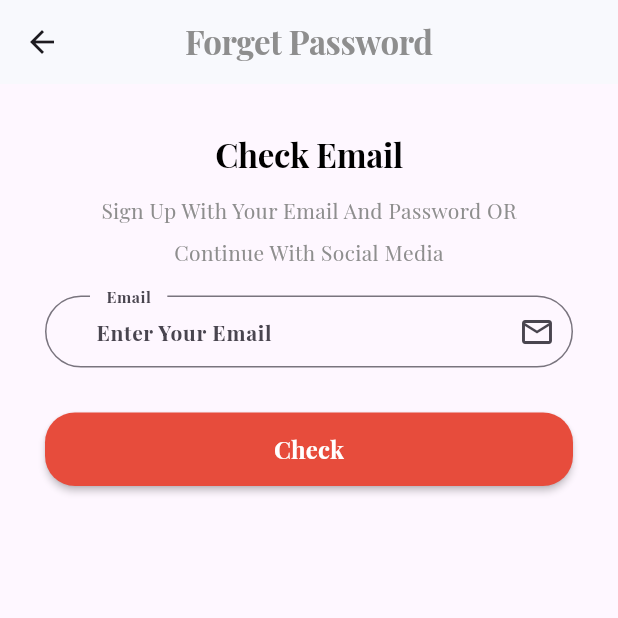
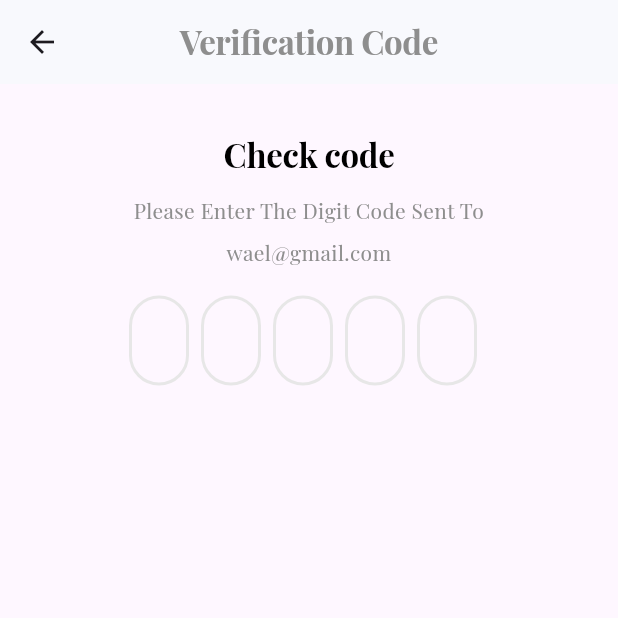
Before and after one commit to abdallh-alnems/ecommerc, a Flutter app: the ForgetPassword screen opened by its route, after a tap on "Check", on a phone screen of 412 x 824 dp, the top half of it. Run offline on Flutter 3.47's test engine with Material 3 defaults, Android fonts, the phone set to English and light mode, and no system bars; drawn by our look-alikes of flutter_otp_text_field; our stand-ins replace get, get_storage; accounts and stored records are empty; project files that could hold a hidden picture were left out.

Commit message:
forget password

```diff
--- a/lib/core/constant/routes/app_routes.dart
+++ b/lib/core/constant/routes/app_routes.dart
@@ -4,5 +4,7 @@ class AppRoute {
   static const String forgetPassword = "/forgetPassword";
   static const String verifyCode = "/verfiycode";
   static const String resetPassword = "/resetpassword";
+  static const String successSignUp = "/successsignup";
+  static const String successResetpassword = "/successresetpassword";
   static const String onBoarding = "/onboarding";
 }
--- a/lib/logic/controller/auth/forget_password_controller.dart
+++ b/lib/logic/controller/auth/forget_password_controller.dart
@@ -4,7 +4,7 @@ import 'package:get/get.dart';
 import '../../../core/constant/routes/app_routes.dart';
 
 abstract class ForgetPasswordController extends GetxController {
-  checkemail();
+  checkEmail();
   goToVerifyCode();
 }
 
@@ -12,7 +12,7 @@ class ForgetPasswordControllerImp extends ForgetPasswordController {
   late TextEditingController email;
 
   @override
-  checkemail() {}
+  checkEmail() {}
 
   @override
   goToVerifyCode() {
--- /dev/null
+++ b/lib/logic/controller/auth/verifycode_controller.dart
@@ -0,0 +1,28 @@
+import 'package:get/get.dart';
+
+import '../../../core/constant/routes/app_routes.dart';
+
+abstract class VerifyCodeController extends GetxController {
+  checkCode();
+  goToResetPassword();
+}
+
+class VerifyCodeControllerImp extends VerifyCodeController {
+
+  late String verifyCode  ;
+
+  @override
+  checkCode() {}
+
+  @override
+  goToResetPassword() {
+    Get.offNamed(AppRoute.resetPassword);
+  }
+
+  @override
+  void onInit() {
+    super.onInit();
+  }
+
+
+}
--- a/lib/view/screen/auth/forget_password.dart
+++ b/lib/view/screen/auth/forget_password/forget_password.dart
@@ -1,11 +1,11 @@
 import 'package:flutter/material.dart';
 import 'package:get/get.dart';
-import '../../../core/constant/color.dart';
-import '../../../logic/controller/auth/forget_password_controller.dart';
-import '../../widget/auth/custom_button_auth.dart';
-import '../../widget/auth/custom_text_body_auth.dart';
-import '../../widget/auth/custom_text_form_auth.dart';
-import '../../widget/auth/custom_text_title_auth.dart';
+import '../../../../core/constant/color.dart';
+import '../../../../logic/controller/auth/forget_password_controller.dart';
+import '../../../widget/auth/custom_button_auth.dart';
+import '../../../widget/auth/custom_text_body_auth.dart';
+import '../../../widget/auth/custom_text_form_auth.dart';
+import '../../../widget/auth/custom_text_title_auth.dart';
 
 class ForgetPassword extends StatelessWidget {
   const ForgetPassword({super.key});
@@ -19,7 +19,7 @@ class ForgetPassword extends StatelessWidget {
         centerTitle: true,
         backgroundColor: AppColor.backgroundcolor,
         elevation: 0.0,
-        title: Text('Forget Password',
+        title: Text('14'.tr,
             style: Theme.of(context)
                 .textTheme
                 .displayLarge!
@@ -40,9 +40,13 @@ class ForgetPassword extends StatelessWidget {
             hintText: "Enter Your Email",
             iconData: Icons.email_outlined,
             labelText: "Email",
-            // mycontroller: ,
+
           ),
-          CustomButtomAuth(text: "Check", onPressed: () {}),
+          CustomButtomAuth(
+              text: "Check",
+              onPressed: () {
+                controller.goToVerifyCode();
+              }),
           const SizedBox(height: 40),
         ]),
       ),
--- /dev/null
+++ b/lib/view/screen/auth/forget_password/verifycode.dart
@@ -0,0 +1,59 @@
+import 'package:flutter/material.dart';
+import 'package:flutter_otp_text_field/flutter_otp_text_field.dart';
+import 'package:get/get.dart';
+import '../../../../core/constant/color.dart';
+import '../../../../logic/controller/auth/verifycode_controller.dart';
+import '../../../widget/auth/custom_text_body_auth.dart';
+import '../../../widget/auth/custom_text_title_auth.dart';
+
+class VerifyCode extends StatelessWidget {
+  const VerifyCode({super.key});
+
+  @override
+  Widget build(BuildContext context) {
+    VerifyCodeControllerImp controller =
+        Get.put(VerifyCodeControllerImp());
+    return Scaffold(
+      appBar: AppBar(
+        centerTitle: true,
+        backgroundColor: AppColor.backgroundcolor,
+        elevation: 0.0,
+        title: Text('Verification Code',
+            style: Theme.of(context)
+                .textTheme
+                .displayLarge!
+                .copyWith(color: AppColor.grey)),
+      ),
+      body: Container(
+        padding: const EdgeInsets.symmetric(vertical: 15, horizontal: 30),
+        child: ListView(children: [
+          const SizedBox(height: 20),
+          const CustomTextTitleAuth(text: "Check code"),
+          const SizedBox(height: 10),
+          const CustomTextBodyAuth(
+              text:
+                  "Please Enter The Digit Code Sent To wael@gmail.com"),
+          const SizedBox(height: 15),
+        OtpTextField(
+
+                fieldWidth: 40.0,
+                borderRadius: BorderRadius.circular(20),
+                numberOfFields: 5,
+                borderColor:const  Color(0xFF512DA8),
+                //set to true to show as box or false to show as dash
+                showFieldAsBox: true,
+                //runs when a code is typed in
+                onCodeChanged: (String code) {
+                  //handle validation or checks here
+                },
+                //runs when every textfield is filled
+                onSubmit: (String verificationCode) {
+                     controller.goToResetPassword() ;
+                }, // end onSubmit
+              ),
+          const SizedBox(height: 40),
+        ]),
+      ),
+    );
+  }
+}
--- a/pubspec.yaml
+++ b/pubspec.yaml
@@ -30,9 +30,9 @@ environment:
 dependencies:
   flutter:
     sdk: flutter
+  flutter_otp_text_field: ^1.1.1
   get: ^4.6.6
   get_storage: ^2.1.1
-
 
 dev_dependencies:
   flutter_lints: ^3.0.1
```
Also changed, not shown: lib/core/constant/routes/routes.dart (+9 -3 lines), lib/logic/controller/auth/reset_password_controller.dart (added, +36 -0 lines), lib/test.dart (added, +42 -0 lines), lib/view/screen/auth/forget_password/reset_password.dart (added, +58 -0 lines), lib/view/screen/auth/forget_password/success_resetpassword.dart (added, +53 -0 lines), lib/view/screen/auth/login.dart (+11 -6 lines), lib/view/screen/auth/success_signup.dart (added, +10 -0 lines), pubspec.lock.
